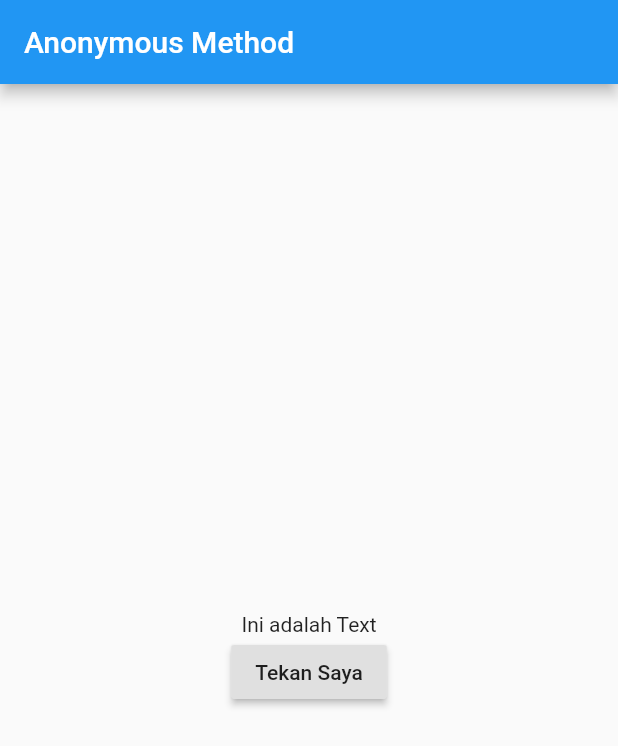
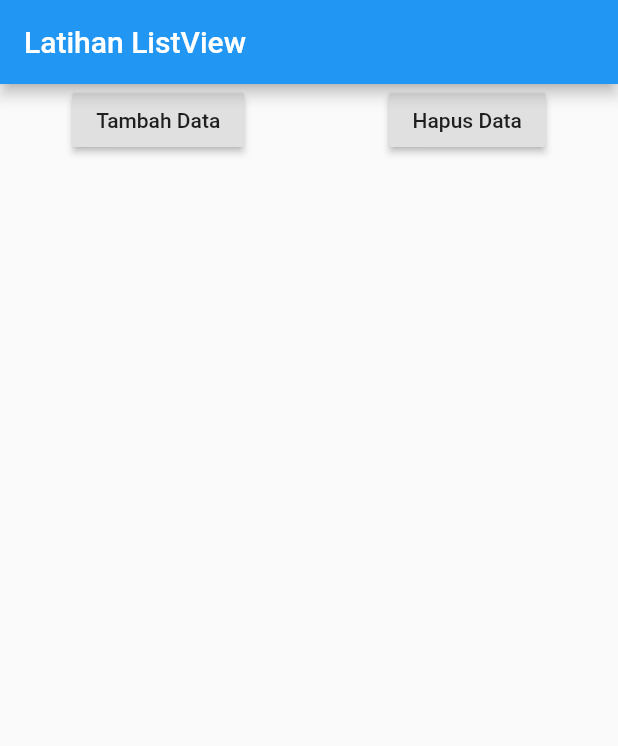
Before and after one commit to myxzlpltk/flutter-learning, a Flutter app: the screen it shows after launch, on a phone screen of 412 x 824 dp. Shown: the top 746 px of the screen. Run offline on Flutter 3.47's test engine with Material 2 defaults, Android fonts, the phone set to English and light mode, and no system bars.

Commit message:
Learning listview

```diff
--- a/lib/main.dart
+++ b/lib/main.dart
@@ -10,32 +10,47 @@ class MyApp extends StatefulWidget {
 }
 
 class _MyAppState extends State<MyApp> {
-  String message = "Ini adalah Text";
+  List<Widget> widgets = [];
+  int counter = 1;
 
   @override
   Widget build(BuildContext context) {
     return MaterialApp(
       home: Scaffold(
           appBar: AppBar(
-          title: Text("Anonymous Method"),
+            title: Text("Latihan ListView"),
           ),
-        body: Center(
-          child: Column(
-            mainAxisAlignment: MainAxisAlignment.center,
+          body: ListView(
             children: [
-              Text(message),
+              Row(
+                mainAxisAlignment: MainAxisAlignment.spaceAround,
+                children: [
                   RaisedButton(
-                child: Text("Tekan Saya"),
-                onPressed: () {
+                    onPressed: (){
                       setState(() {
-                    message = "Tombol sudah ditekan";
+                        widgets.add(Text("Data ke-" + counter.toString()));
+                        counter++;
                       });
                     },
+                    child: Text("Tambah Data"),
+                  ),
+                  RaisedButton(
+                    onPressed: (){
+                      setState(() {
+                        widgets.removeLast();
+                        counter--;
+                      });
+                    },
+                    child: Text("Hapus Data"),
+                  ),
+                ],
+              ),
+              Column(
+                crossAxisAlignment: CrossAxisAlignment.start,
+                children: widgets,
               )
             ],
-          ),
-        ),
-      ),
+          )),
     );
   }
 }
```
Lines whose indentation alone changed are shown as unchanged.
